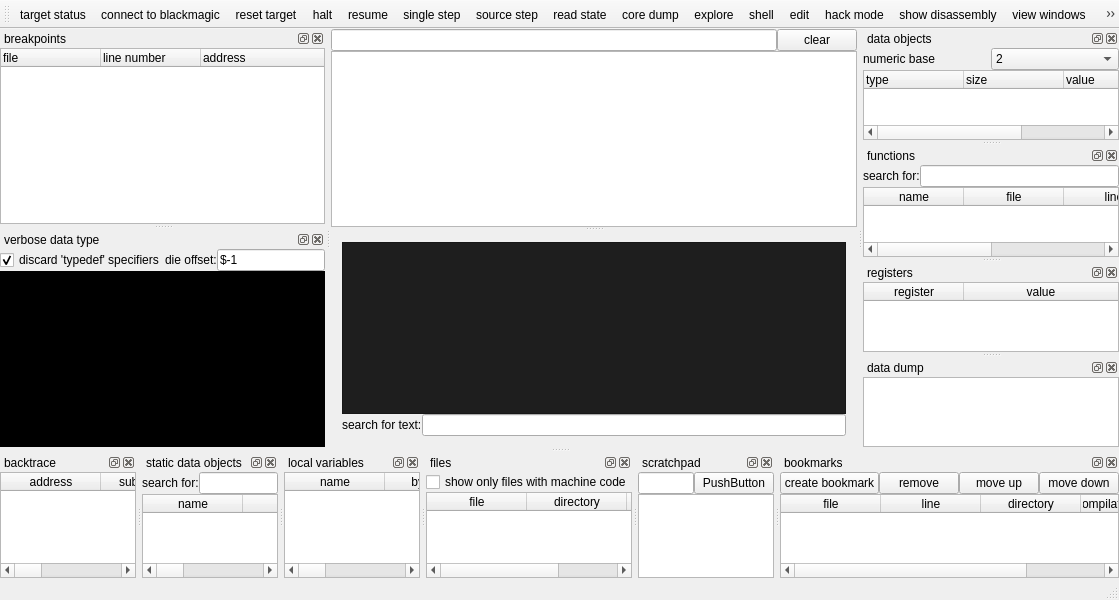
Qt form mainwindow.ui (stoyan-shopov/troll) before a commit.
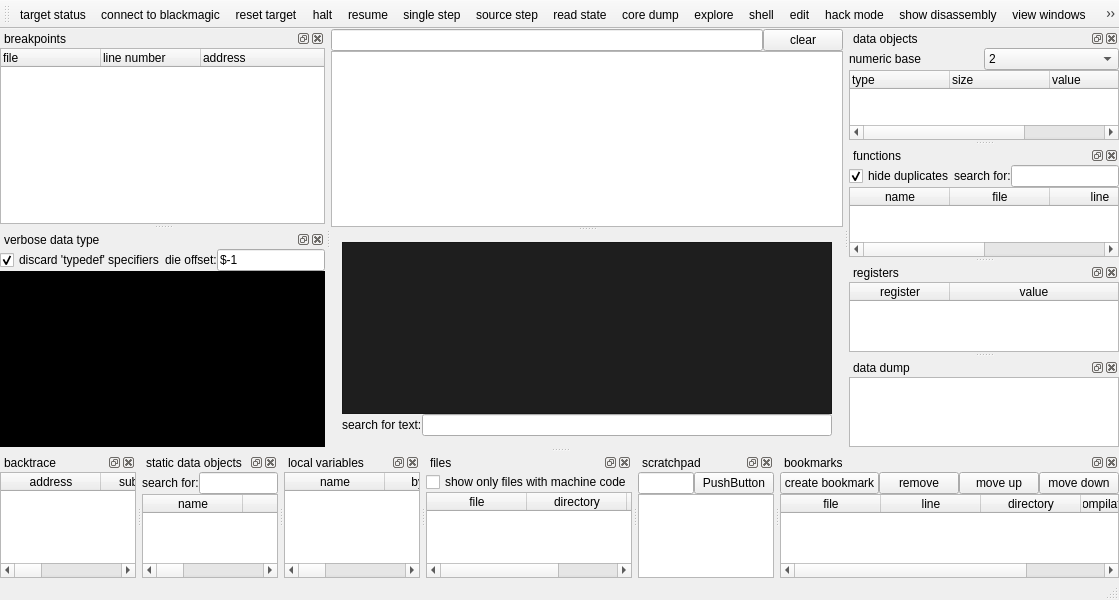
The same form after that commit.

Commit message: User interface enhancement

The edit to the form file:
```diff
--- a/mainwindow.ui
+++ b/mainwindow.ui
@@ -422,6 +422,16 @@
        <property name="spacing">
         <number>0</number>
        </property>
+       <item>
+        <widget class="QCheckBox" name="checkBoxHideDuplicateSubprograms">
+         <property name="text">
+          <string>hide duplicates</string>
+         </property>
+         <property name="checked">
+          <bool>true</bool>
+         </property>
+        </widget>
+       </item>
        <item>
         <widget class="QLabel" name="label_3">
          <property name="text">
```
